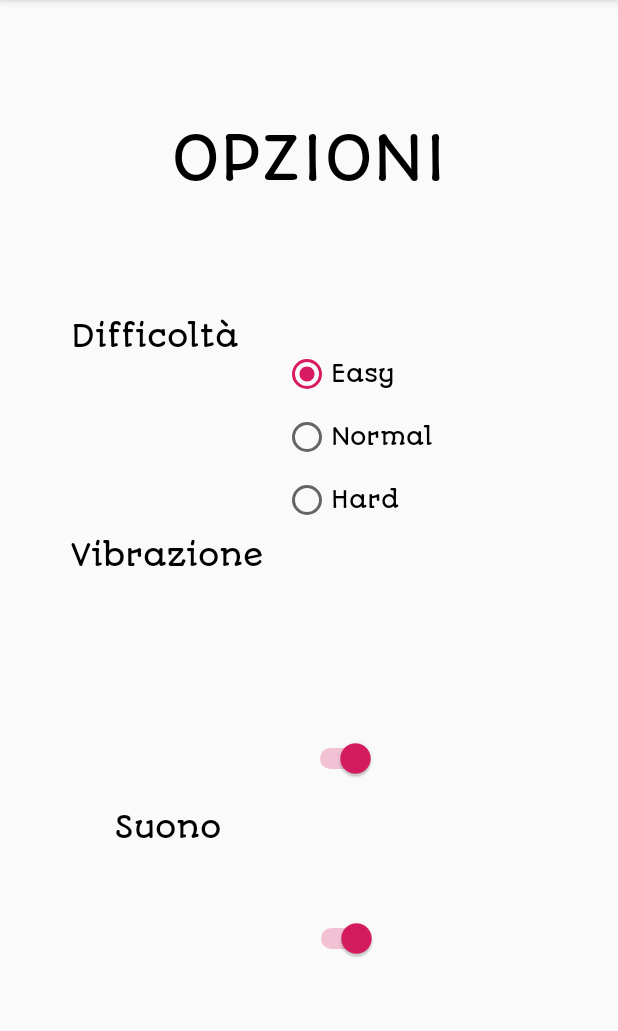
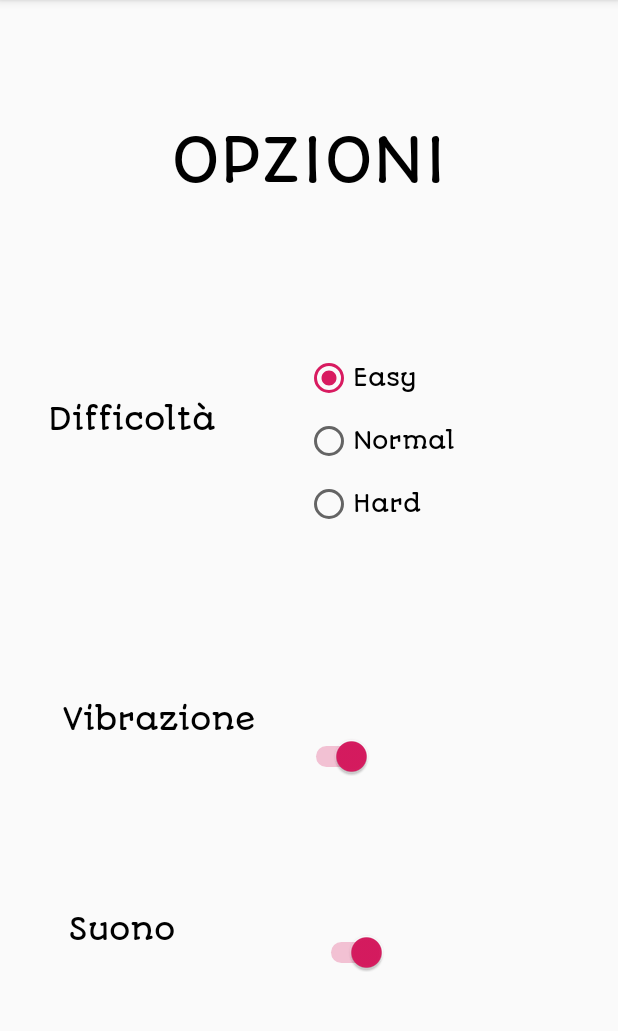
Before and after one commit to narder-davide/ProgettoIS, an Android app: the OptionsActivity screen opened directly, with no data from a screen before it, on a phone screen of 412 x 824 dp, the part 84-1115 px from its top. Run offline under Robolectric (Android 15) with nearby library versions, the phone set to English and light mode, and no system bars.

Commit message:
Updated UI

```diff
--- a/app/src/main/res/layout/activity_options.xml
+++ b/app/src/main/res/layout/activity_options.xml
@@ -26,13 +26,15 @@
         android:id="@+id/textVibrazione"
         android:layout_width="wrap_content"
         android:layout_height="wrap_content"
-        android:layout_marginEnd="239dp"
+        android:layout_marginBottom="50dp"
+        android:layout_marginEnd="250dp"
         android:layout_marginStart="50dp"
-        android:layout_marginTop="120dp"
+        android:layout_marginTop="80dp"
         android:fontFamily="@font/autour_one"
         android:text="Vibrazione"
         android:textColor="#000000"
         android:textSize="20dp"
+        app:layout_constraintBottom_toTopOf="@+id/textSound"
         app:layout_constraintEnd_toEndOf="parent"
         app:layout_constraintStart_toStartOf="parent"
         app:layout_constraintTop_toBottomOf="@+id/textDifficult" />
@@ -42,9 +44,9 @@
         android:layout_width="wrap_content"
         android:layout_height="wrap_content"
         android:layout_marginBottom="101dp"
-        android:layout_marginEnd="239dp"
+        android:layout_marginEnd="300dp"
         android:layout_marginStart="50dp"
-        android:layout_marginTop="200dp"
+        android:layout_marginTop="30dp"
         android:fontFamily="@font/autour_one"
         android:text="Suono"
         android:textColor="#000000"
@@ -52,15 +54,15 @@
         app:layout_constraintBottom_toBottomOf="parent"
         app:layout_constraintEnd_toEndOf="parent"
         app:layout_constraintStart_toStartOf="parent"
-        app:layout_constraintTop_toBottomOf="@+id/textDifficult" />
+        app:layout_constraintTop_toBottomOf="@+id/textVibrazione" />
 
     <TextView
         android:id="@+id/textDifficult"
         android:layout_width="wrap_content"
         android:layout_height="wrap_content"
-        android:layout_marginBottom="109dp"
+        android:layout_marginBottom="60dp"
         android:layout_marginStart="50dp"
-        android:layout_marginTop="80dp"
+        android:layout_marginTop="100dp"
         android:fontFamily="@font/autour_one"
         android:text="Difficoltà"
         android:textColor="#000000"
@@ -77,10 +79,11 @@
         android:layout_marginBottom="178dp"
         android:layout_marginEnd="163dp"
         android:layout_marginStart="27dp"
-        android:layout_marginTop="65dp"
+        android:layout_marginTop="60dp"
         android:textSize="30dp"
         app:layout_constraintBottom_toBottomOf="parent"
         app:layout_constraintEnd_toEndOf="parent"
+        app:layout_constraintHorizontal_bias="0.333"
         app:layout_constraintStart_toEndOf="@+id/textVibrazione"
         app:layout_constraintTop_toBottomOf="@+id/radioGroupDifficolta" />
 
@@ -89,7 +92,7 @@
         android:layout_width="101dp"
         android:layout_height="126dp"
         android:layout_marginEnd="125dp"
-        android:layout_marginStart="30dp"
+        android:layout_marginStart="60dp"
         app:layout_constraintBottom_toTopOf="@+id/switchVibrazione"
         app:layout_constraintEnd_toEndOf="parent"
         app:layout_constraintStart_toEndOf="@+id/textDifficult"
@@ -132,12 +135,13 @@
         android:id="@+id/switchSound"
         android:layout_width="49dp"
         android:layout_height="41dp"
-        android:layout_marginBottom="89dp"
+        android:layout_marginBottom="80dp"
         android:layout_marginEnd="154dp"
-        android:layout_marginStart="47dp"
-        android:layout_marginTop="46dp"
+        android:layout_marginStart="80dp"
+        android:layout_marginTop="57dp"
         app:layout_constraintBottom_toBottomOf="parent"
         app:layout_constraintEnd_toEndOf="parent"
+        app:layout_constraintHorizontal_bias="1.0"
         app:layout_constraintStart_toEndOf="@+id/textSound"
         app:layout_constraintTop_toBottomOf="@+id/switchVibrazione" />
 </android.support.constraint.ConstraintLayout>
--- a/app/src/main/res/layout/activity_statistics.xml
+++ b/app/src/main/res/layout/activity_statistics.xml
@@ -461,7 +461,6 @@
         android:id="@+id/textStatistics"
         android:layout_width="wrap_content"
         android:layout_height="wrap_content"
-        android:layout_marginTop="7dp"
         android:fontFamily="@font/autour_one"
         android:text="@string/textStatistics"
         android:textColor="#000000"
```
